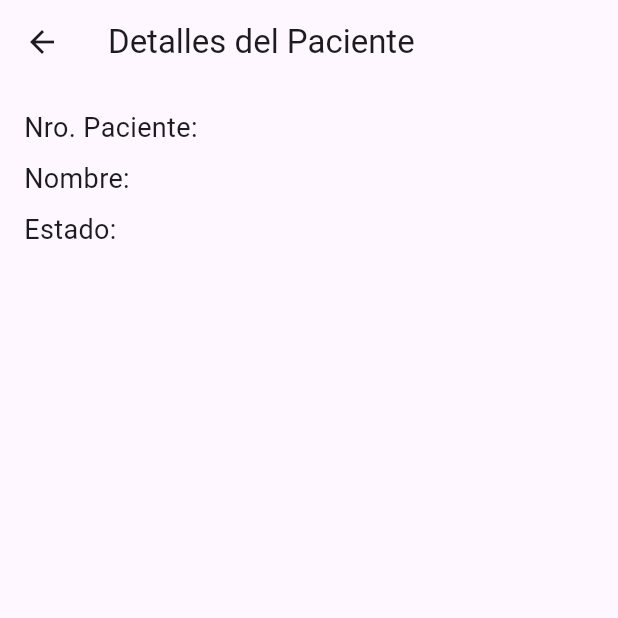
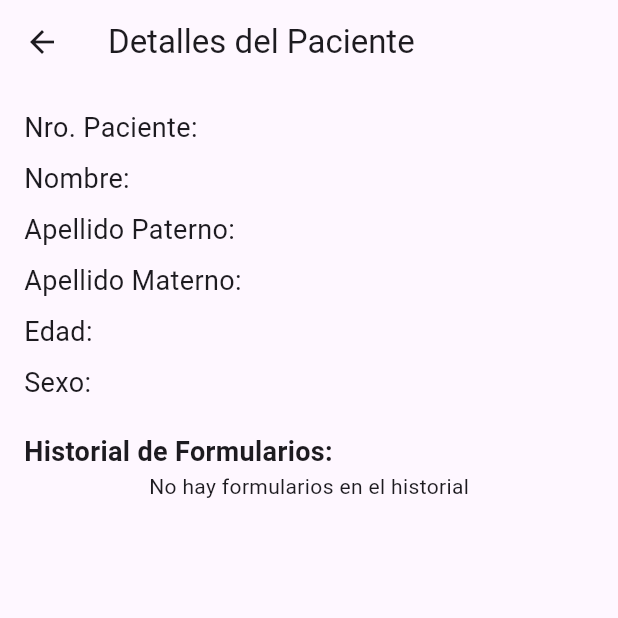
Before and after one commit to DarioGB1/historial, a Flutter app: the PatientDetailScreen screen opened directly with empty values, on a phone screen of 412 x 824 dp, the top half of it. Run offline on Flutter 3.47's test engine with Material 3 defaults, Android fonts, the phone set to English and light mode, and no system bars; our stand-ins replace cloud_firestore, firebase_core; accounts and stored records are empty.

Commit message:
historial de entrevistas

```diff
--- a/lib/search_screen.dart
+++ b/lib/search_screen.dart
@@ -21,28 +21,65 @@ class _SearchScreenState extends State<SearchScreen> {
     _firestore = FirebaseFirestore.instance;
   }
 
-  // Método para obtener pacientes desde Firebase
+  // Método para obtener pacientes desde Firebase con filtro
   Future<List<Map<String, dynamic>>> getFilteredPatients() async {
-    Query query = _firestore.collection('formularios_sociodemograficos');
+    CollectionReference collectionRef = _firestore.collection('form_soc');
 
     if (searchTerm.isNotEmpty) {
-      query = query.where('nro_paciente', isEqualTo: searchTerm);
+      var docSnapshot = await collectionRef.doc(searchTerm).get();
+      if (docSnapshot.exists) {
+        var historialSnapshot = await collectionRef
+            .doc(searchTerm)
+            .collection('historial')
+            .orderBy('fecha', descending: true)
+            .limit(1)
+            .get();
+
+        var estado = 'Desconocido';
+        if (historialSnapshot.docs.isNotEmpty) {
+          estado = historialSnapshot.docs.first['paciente_expuesto'] ?? 'Desconocido';
         }
 
-    if (filter != 'Todos') {
-      query = query.where('paciente_expuesto', isEqualTo: filter);
+        if (filter == 'Todos' || estado == filter) {
+          var data = docSnapshot.data() as Map<String, dynamic>;
+          return [
+            {
+              'nro_paciente': docSnapshot.id,
+              'nombre': data['datos_paciente']?['nombres'] ?? 'Sin nombre',
+              'estado': estado,
+            }
+          ];
+        }
+      }
+      return [];
     }
 
-    var snapshot = await query.get();
-    return snapshot.docs.map((doc) {
+    var snapshot = await collectionRef.get();
+    var pacientes = <Map<String, dynamic>>[];
+
+    for (var doc in snapshot.docs) {
+      var historialSnapshot = await doc.reference
+          .collection('historial')
+          .orderBy('fecha', descending: true)
+          .limit(1)
+          .get();
+
+      var estado = 'Desconocido';
+      if (historialSnapshot.docs.isNotEmpty) {
+        estado = historialSnapshot.docs.first['paciente_expuesto'] ?? 'Desconocido';
+      }
+
+      if (filter == 'Todos' || estado == filter) {
         var data = doc.data() as Map<String, dynamic>;
+        pacientes.add({
+          'nro_paciente': doc.id,
+          'nombre': data['datos_paciente']?['nombres'] ?? 'Sin nombre',
+          'estado': estado,
+        });
+      }
+    }
 
-      return {
-        'nro_paciente': data['nro_paciente'] ?? '',
-        'nombre': data['datos_paciente']?['nombres'] ?? 'Sin nombre',
-        'estado': data['paciente_expuesto'] ?? 'Desconocido',
-      };
-    }).toList();
+    return pacientes;
   }
 
   @override
@@ -126,7 +163,7 @@ class _SearchScreenState extends State<SearchScreen> {
                             Navigator.push(
                               context,
                               MaterialPageRoute(
-                                builder: (context) => PatientDetailScreen(patient: patient),
+                                builder: (context) => PatientDetailScreen(patientId: patient['nro_paciente']),
                               ),
                             );
                           },
@@ -145,28 +182,87 @@ class _SearchScreenState extends State<SearchScreen> {
 }
 
 class PatientDetailScreen extends StatelessWidget {
-  final Map<String, dynamic> patient;
+  final String patientId;
 
-  const PatientDetailScreen({Key? key, required this.patient}) : super(key: key);
+  const PatientDetailScreen({Key? key, required this.patientId}) : super(key: key);
 
   @override
   Widget build(BuildContext context) {
     return Scaffold(
       appBar: AppBar(title: const Text('Detalles del Paciente')),
-      body: Padding(
+      body: FutureBuilder<DocumentSnapshot>(
+        future: FirebaseFirestore.instance.collection('form_soc').doc(patientId).get(),
+        builder: (context, snapshot) {
+          if (snapshot.connectionState == ConnectionState.waiting) {
+            return const Center(child: CircularProgressIndicator());
+          }
+
+          if (snapshot.hasError || !snapshot.hasData || !snapshot.data!.exists) {
+            return const Center(child: Text('Error al cargar los datos del paciente'));
+          }
+
+          var patientData = snapshot.data!.data() as Map<String, dynamic>;
+          var datosPaciente = patientData['datos_paciente'] as Map<String, dynamic>;
+
+          return SingleChildScrollView(
             padding: const EdgeInsets.all(16.0),
             child: Column(
               crossAxisAlignment: CrossAxisAlignment.start,
               children: [
-            Text('Nro. Paciente: ${patient['nro_paciente']}', style: const TextStyle(fontSize: 18)),
+                Text('Nro. Paciente: $patientId', style: const TextStyle(fontSize: 18)),
                 const SizedBox(height: 8),
-            Text('Nombre: ${patient['nombre']}', style: const TextStyle(fontSize: 18)),
+                Text('Nombre: ${datosPaciente['nombres']}', style: const TextStyle(fontSize: 18)),
                 const SizedBox(height: 8),
-            Text('Estado: ${patient['estado']}', style: const TextStyle(fontSize: 18)),
+                Text('Apellido Paterno: ${datosPaciente['apellido_paterno']}', style: const TextStyle(fontSize: 18)),
+                const SizedBox(height: 8),
+                Text('Apellido Materno: ${datosPaciente['apellido_materno']}', style: const TextStyle(fontSize: 18)),
+                const SizedBox(height: 8),
+                Text('Edad: ${datosPaciente['edad']}', style: const TextStyle(fontSize: 18)),
+                const SizedBox(height: 8),
+                Text('Sexo: ${datosPaciente['sexo']}', style: const TextStyle(fontSize: 18)),
+                const SizedBox(height: 20),
+                const Text('Historial de Formularios:', style: TextStyle(fontSize: 18, fontWeight: FontWeight.bold)),
+                StreamBuilder<QuerySnapshot>(
+                  stream: FirebaseFirestore.instance
+                      .collection('form_soc')
+                      .doc(patientId)
+                      .collection('historial')
+                      .orderBy('fecha', descending: true)
+                      .snapshots(),
+                  builder: (context, snapshot) {
+                    if (snapshot.connectionState == ConnectionState.waiting) {
+                      return const Center(child: CircularProgressIndicator());
+                    }
+
+                    if (snapshot.hasError || !snapshot.hasData) {
+                      return const Center(child: Text('Error al cargar el historial'));
+                    }
+
+                    var historial = snapshot.data!.docs;
+
+                    if (historial.isEmpty) {
+                      return const Center(child: Text('No hay formularios en el historial'));
+                    }
+
+                    return ListView.builder(
+                      shrinkWrap: true,
+                      physics: const NeverScrollableScrollPhysics(),
+                      itemCount: historial.length,
+                      itemBuilder: (context, index) {
+                        var formulario = historial[index].data() as Map<String, dynamic>;
+                        return ListTile(
+                          title: Text('Entrevista N°: ${formulario['nro_entrevista']}'),
+                          subtitle: Text('Estado: ${formulario['paciente_expuesto']}'),
+                        );
+                      },
+                    );
+                  },
+                ),
               ],
             ),
+          );
+        },
       ),
     );
   }
 }
-//Les mostraremos ,Les mostraremos a todos
```
Lines whose indentation alone changed are shown as unchanged.
